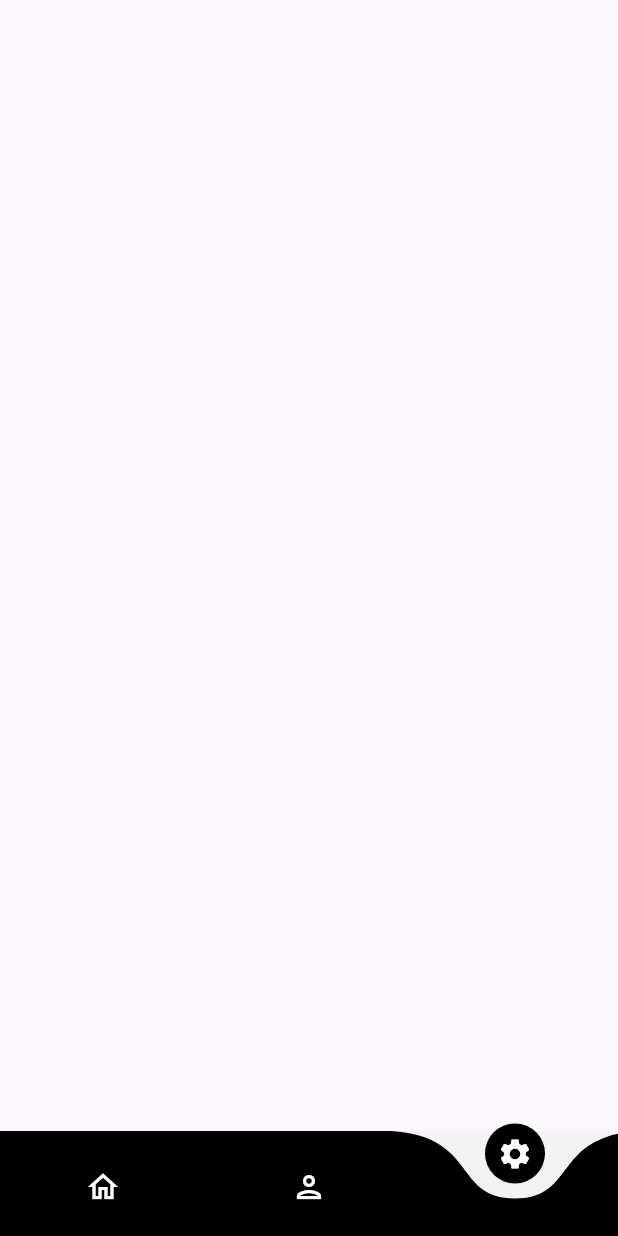
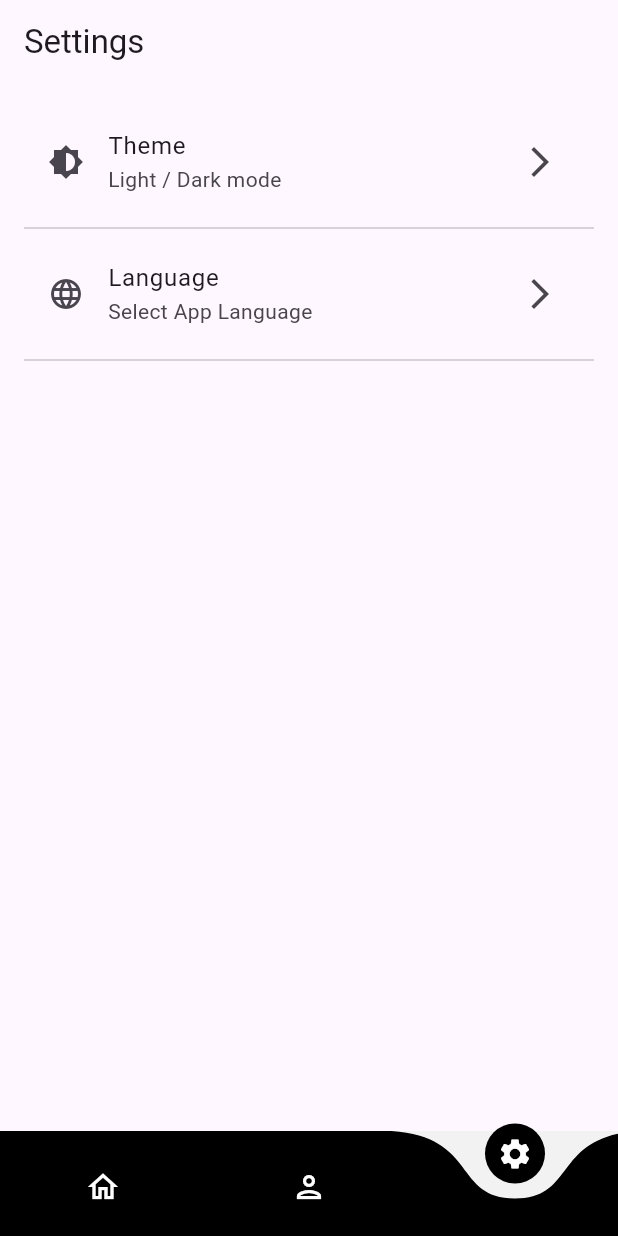
Before and after one commit to ryder2003/GeekhavenTask, a Flutter app: the screen it shows after launch, item 3 of the bottom bar chosen, on a phone screen of 412 x 824 dp. Run offline on Flutter 3.47's test engine with Material 3 defaults, Android fonts, the phone set to English and light mode, and no system bars; drawn by our look-alikes of curved_navigation_bar.

Commit message:
Created settings page

```diff
--- a/lib/screens/settings.dart
+++ b/lib/screens/settings.dart
@@ -1,15 +1,139 @@
 import 'package:flutter/material.dart';
 
-class Settings extends StatefulWidget{
-  @override
-  State<StatefulWidget> createState() => SettingsState();
-}
-class SettingsState extends State<Settings>{
+class Settings extends StatelessWidget {
+  const Settings({super.key});
+
   @override
   Widget build(BuildContext context) {
     return Scaffold(
-      body: Column(
+      appBar: AppBar(
+        title: const Text('Settings'),
       ),
+      body: SettingsOptions(),
     );
   }
 }
+
+class SettingsOptions extends StatelessWidget {
+  @override
+  Widget build(BuildContext context) {
+    return ListView(
+      padding: const EdgeInsets.all(16.0),
+      children: [
+        // Theme Option
+        ListTile(
+          leading: const Icon(Icons.brightness_6),
+          title: Text('Theme'),
+          subtitle: Text('Light / Dark mode'),
+          trailing: const Icon(Icons.arrow_forward_ios),
+          onTap: () {
+            // Navigate to theme settings or show dialog
+            showDialog(
+              context: context,
+              builder: (context) {
+                return ThemeDialog();
+              },
+            );
+          },
+        ),
+        Divider(),
+
+        // Language Option
+        ListTile(
+          leading: Icon(Icons.language),
+          title: Text('Language'),
+          subtitle: Text('Select App Language'),
+          trailing: Icon(Icons.arrow_forward_ios),
+          onTap: () {
+            // Navigate to language settings or show dialog
+            showDialog(
+              context: context,
+              builder: (context) {
+                return LanguageDialog();
+              },
+            );
+          },
+        ),
+        Divider(),
+      ],
+    );
+  }
+}
+
+// Dialog for Theme selection
+class ThemeDialog extends StatelessWidget {
+  @override
+  Widget build(BuildContext context) {
+    return AlertDialog(
+      title: Text('Select Theme'),
+      content: Column(
+        mainAxisSize: MainAxisSize.min,
+        children: [
+          RadioListTile(
+            title: Text('Light'),
+            value: ThemeMode.light,
+            groupValue: ThemeMode.light,
+            onChanged: (value) {
+              // Handle theme change
+            },
+          ),
+          RadioListTile(
+            title: Text('Dark'),
+            value: ThemeMode.dark,
+            groupValue: ThemeMode.light, // Placeholder for current theme
+            onChanged: (value) {
+              // Handle theme change
+            },
+          ),
+        ],
+      ),
+      actions: [
+        TextButton(
+          child: Text('Cancel'),
+          onPressed: () {
+            Navigator.of(context).pop();
+          },
+        ),
+      ],
+    );
+  }
+}
+
+// Dialog for Language selection
+class LanguageDialog extends StatelessWidget {
+  @override
+  Widget build(BuildContext context) {
+    return AlertDialog(
+      title: Text('Select Language'),
+      content: Column(
+        mainAxisSize: MainAxisSize.min,
+        children: [
+          RadioListTile(
+            title: Text('English'),
+            value: 'en',
+            groupValue: 'en', // Placeholder for current language
+            onChanged: (value) {
+              // Handle language change
+            },
+          ),
+          RadioListTile(
+            title: Text('Spanish'),
+            value: 'es',
+            groupValue: 'en', // Placeholder for current language
+            onChanged: (value) {
+              // Handle language change
+            },
+          ),
+        ],
+      ),
+      actions: [
+        TextButton(
+          child: Text('Cancel'),
+          onPressed: () {
+            Navigator.of(context).pop();
+          },
+        ),
+      ],
+    );
+  }
+}
--- a/pubspec.yaml
+++ b/pubspec.yaml
@@ -36,6 +36,12 @@ dependencies:
 
   #For choosing image
   image_picker: ^1.1.2
+
+  shared_preferences: ^2.3.2
+
+  switcher_button: ^0.0.4
+
+  provider: ^6.1.2
 
 dev_dependencies:
   flutter_test:
```
Also changed, not shown: pubspec.lock.
